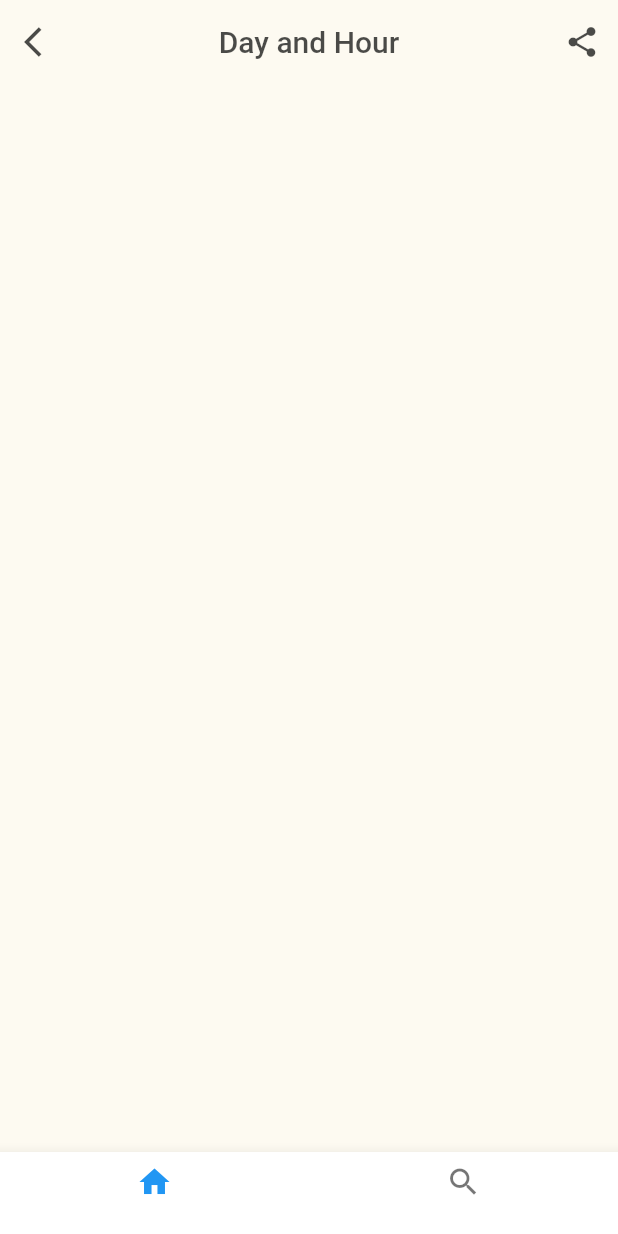
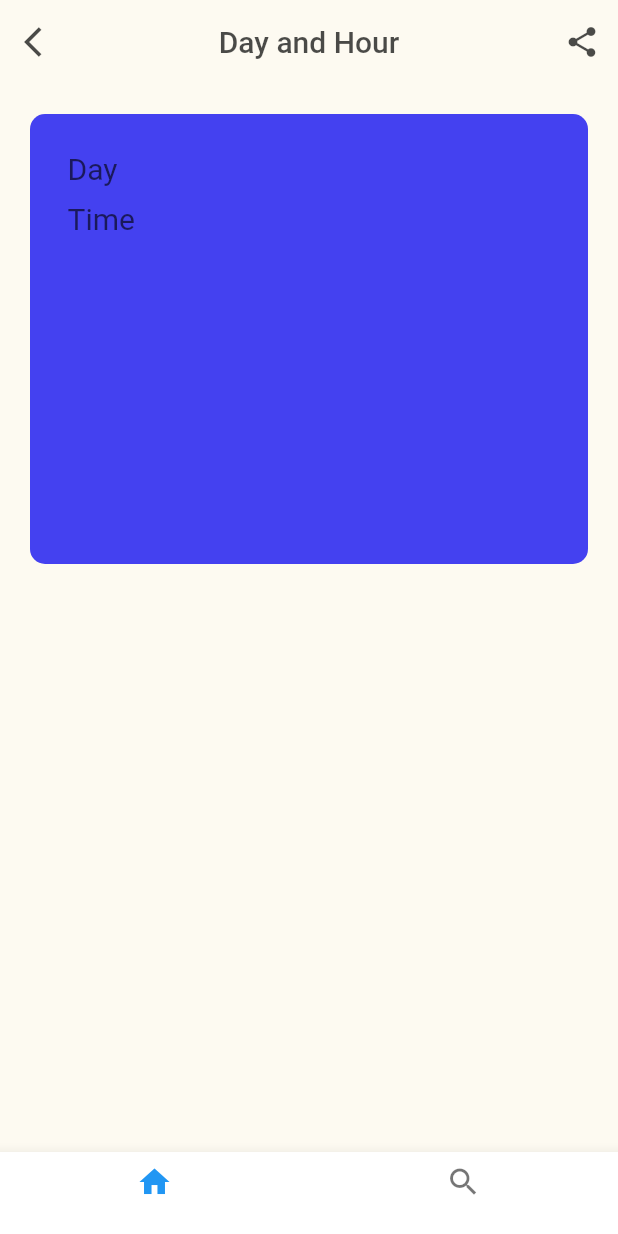
Before and after one commit to OrkhanRzayev/weather_app, a Flutter app: the screen it shows after launch, on a phone screen of 412 x 824 dp. Run offline on Flutter 3.47's test engine with Material 2 defaults, Android fonts, the phone set to English and light mode, and no system bars.

Commit message:
Version 0.1.1

```diff
--- a/lib/main.dart
+++ b/lib/main.dart
@@ -1,6 +1,7 @@
-// ignore_for_file: prefer_const_literals_to_create_immutables
+// ignore_for_file: prefer_const_literals_to_create_immutables, use_key_in_widget_constructors
 
 import 'package:flutter/material.dart';
+import 'package:weather_app/weather_box.dart';
 
 void main() {
   runApp(MyApp());
@@ -57,6 +58,7 @@ class _HomePageState extends State<HomePage> {
           BottomNavigationBarItem(icon: Icon(Icons.search), label: ""),
         ],
       ),
+      body: WeatherBox(),
     );
   }
 }
--- /dev/null
+++ b/lib/weather_box.dart
@@ -0,0 +1,52 @@
+// ignore_for_file: use_key_in_widget_constructors
+
+import 'package:flutter/material.dart';
+
+class WeatherBox extends StatelessWidget {
+  @override
+  Widget build(BuildContext context) {
+    return Container(
+      padding: EdgeInsets.all(20),
+      margin: EdgeInsets.all(20),
+      height: 300,
+      decoration: BoxDecoration(
+        color: Color.fromARGB(255, 68, 65, 240),
+        borderRadius: BorderRadius.all(
+          Radius.circular(10),
+        ),
+      ),
+      child: Row(
+        crossAxisAlignment: CrossAxisAlignment.start,
+        children: [
+          Expanded(
+              child: Column(
+            crossAxisAlignment: CrossAxisAlignment.start,
+            mainAxisSize: MainAxisSize.min,
+            children: [
+              Container(
+                margin: EdgeInsets.all(5),
+                child: Text(
+                  'Day',
+                  style: TextStyle(
+                    fontSize: 20,
+                    color: Color.fromARGB(157, 0, 0, 0),
+                  ),
+                ),
+              ),
+              Container(
+                margin: EdgeInsets.all(5),
+                child: Text(
+                  'Time',
+                  style: TextStyle(
+                    fontSize: 20,
+                    color: Color.fromARGB(157, 0, 0, 0),
+                  ),
+                ),
+              )
+            ],
+          ))
+        ],
+      ),
+    );
+  }
+}
```
